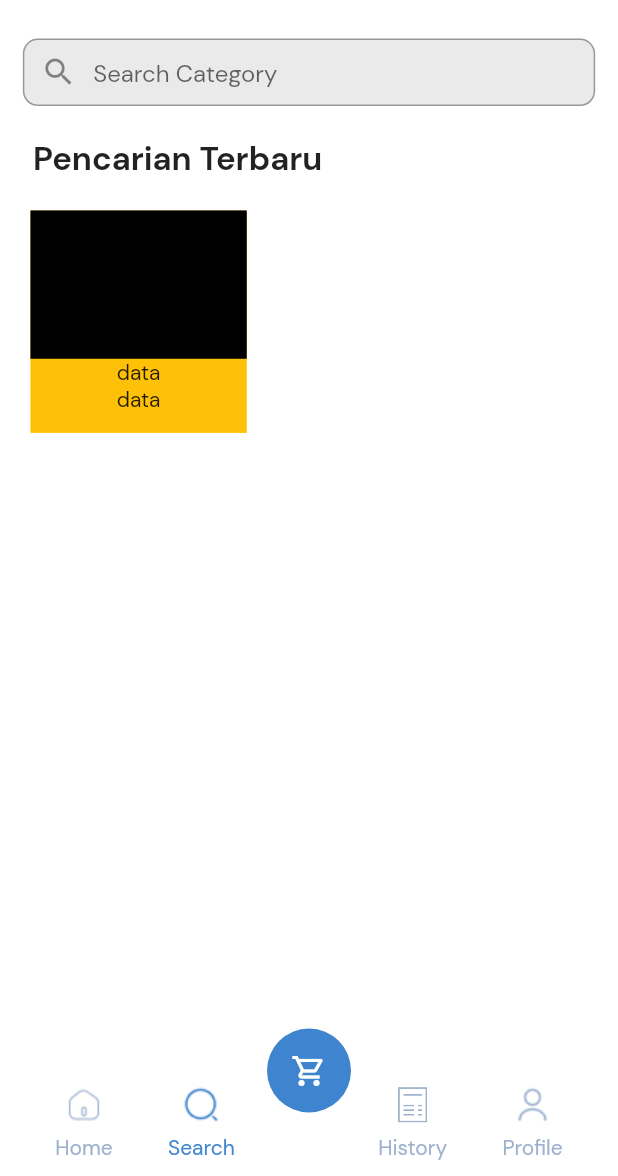
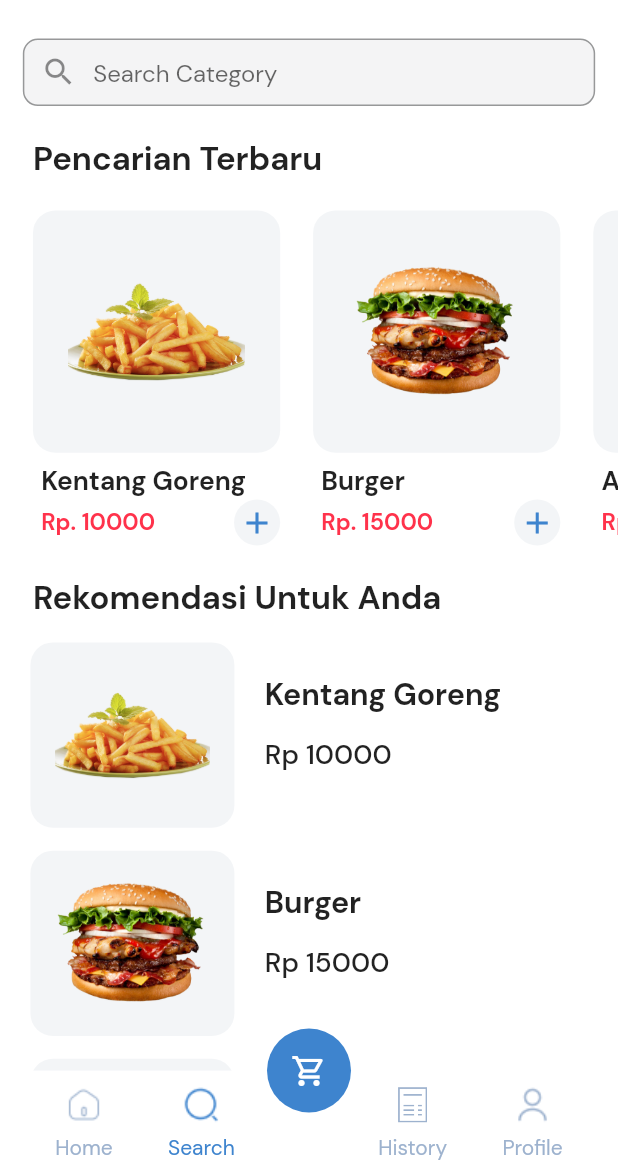
Before and after one commit to IKAI-TEAM/FrontEnd_EKantin, a Flutter app: the SearchScreen screen opened by its route, on a phone screen of 412 x 824 dp, the part 60-1236 px from its top. Run offline on Flutter 3.47's test engine with Material 2 defaults, Android fonts, the phone set to English and light mode, and no system bars; our stand-ins replace dropdown_search; missing offline and left inert: api_cache_manager, never_behind_keyboard; network calls fail.

Commit message:
don kasaran

```diff
--- a/e_kantin/lib/components/navbar.dart
+++ b/e_kantin/lib/components/navbar.dart
@@ -1,4 +1,3 @@
-import 'package:e_kantin/constants.dart';
 import 'package:e_kantin/screens/activity/activity_screen.dart';
 import 'package:e_kantin/screens/search/search_screen.dart';
 import 'package:e_kantin/screens/home/home_screen.dart';
--- a/e_kantin/lib/screens/activity/activity_screen.dart
+++ b/e_kantin/lib/screens/activity/activity_screen.dart
@@ -4,8 +4,6 @@ import 'package:e_kantin/components/rounded_button.dart';
 import 'package:e_kantin/constants.dart';
 import 'package:e_kantin/size_config.dart';
 import 'package:flutter/material.dart';
-import 'package:flutter/services.dart';
-import 'package:http/http.dart';
 
 class ActivityScreen extends StatelessWidget {
   static String routeName = "/activity";
--- a/e_kantin/lib/screens/home/components/home_header.dart
+++ b/e_kantin/lib/screens/home/components/home_header.dart
@@ -48,7 +48,7 @@ class HomeHeader extends StatelessWidget {
                   ),
                 ),
                 Text(
-                  "Nabeel Muhammad Diaz",
+                  "Demo E-Kantin",
                   style: TextStyle(
                     fontWeight: FontWeight.bold,
                     fontSize: getProportionateScreenHeight(18),
--- a/e_kantin/lib/screens/home/components/search_field.dart
+++ b/e_kantin/lib/screens/home/components/search_field.dart
@@ -16,7 +16,7 @@ class SearchField extends StatelessWidget {
         vertical: getProportionateScreenHeight(20),
       ),
       decoration: BoxDecoration(
-        color: kTextColor.withOpacity(0.2),
+        color: kTextColor.withOpacity(0.1),
         border: Border.all(color: kTextColor),
         borderRadius: BorderRadius.circular(10),
       ),
--- a/e_kantin/lib/screens/payment/payment_success.dart
+++ b/e_kantin/lib/screens/payment/payment_success.dart
@@ -1,5 +1,4 @@
 import 'package:e_kantin/components/rounded_button.dart';
-import 'package:e_kantin/constants.dart';
 import 'package:e_kantin/size_config.dart';
 import 'package:flutter/material.dart';
 
@@ -86,7 +85,7 @@ class PaymentSuccess extends StatelessWidget {
                           SizedBox(
                             height: getProportionateScreenHeight(3),
                           ),
-                          Text(
+                          const Text(
                             'Tunggu diantarkan oleh pengirim',
                             style: TextStyle(
                               color: Colors.black87,
@@ -141,7 +140,7 @@ class PaymentSuccess extends StatelessWidget {
                           SizedBox(
                             height: getProportionateScreenHeight(3),
                           ),
-                          Flexible(
+                          const Flexible(
                             child: Text(
                               'Penjual menyiapkan pesanan\ndan akan segera dikirim.',
                               softWrap: true,
--- /dev/null
+++ b/e_kantin/lib/screens/search/components/product_list.dart
@@ -0,0 +1,69 @@
+import 'package:e_kantin/constants.dart';
+import 'package:e_kantin/models/product.dart';
+import 'package:e_kantin/size_config.dart';
+import 'package:flutter/material.dart';
+
+class ProductInSearch extends StatelessWidget {
+  const ProductInSearch({
+    super.key,
+    required this.product,
+  });
+  final Product product;
+
+  @override
+  Widget build(BuildContext context) {
+    return Container(
+      margin: EdgeInsets.only(
+        top: getProportionateScreenHeight(15),
+      ),
+      width: SizeConfig.screenWidth,
+      height: SizeConfig.screenWidth * 0.3,
+      child: Row(
+        children: [
+          Container(
+            padding: EdgeInsets.all(
+              getProportionateScreenHeight(10),
+            ),
+            height: SizeConfig.screenWidth * 0.3,
+            width: SizeConfig.screenWidth * 0.33,
+            decoration: BoxDecoration(
+              color: kSecondaryColor,
+              borderRadius: BorderRadius.circular(15),
+            ),
+            child: Image(
+              image: AssetImage(product.images[0]),
+            ),
+          ),
+          SizedBox(
+            width: getProportionateScreenHeight(20),
+          ),
+          Column(
+            mainAxisAlignment: MainAxisAlignment.center,
+            crossAxisAlignment: CrossAxisAlignment.start,
+            children: [
+              Text(
+                '${product.title}',
+                style: TextStyle(
+                  fontWeight: FontWeight.w600,
+                  fontSize: getProportionateScreenHeight(20),
+                ),
+              ),
+              Padding(
+                padding: EdgeInsets.symmetric(
+                  vertical: getProportionateScreenHeight(15),
+                ),
+                child: Text(
+                  'Rp ${product.price}',
+                  style: TextStyle(
+                    fontWeight: FontWeight.w500,
+                    fontSize: getProportionateScreenHeight(18),
+                  ),
+                ),
+              ),
+            ],
+          )
+        ],
+      ),
+    );
+  }
+}
--- a/e_kantin/lib/screens/search/search_screen.dart
+++ b/e_kantin/lib/screens/search/search_screen.dart
@@ -1,8 +1,11 @@
 import 'package:e_kantin/components/fab.dart';
 import 'package:e_kantin/components/navbar.dart';
+import 'package:e_kantin/models/product.dart';
+import 'package:e_kantin/screens/home/components/product_view.dart';
 import 'package:e_kantin/screens/home/components/search_field.dart';
 import 'package:e_kantin/screens/home/components/section_title.dart';
 import 'package:e_kantin/screens/menu/menu_screen.dart';
+import 'package:e_kantin/screens/search/components/product_list.dart';
 import 'package:e_kantin/size_config.dart';
 import 'package:flutter/material.dart';
 
@@ -13,7 +16,8 @@ class SearchScreen extends StatelessWidget {
   @override
   Widget build(BuildContext context) {
     return Scaffold(
-      body: SizedBox(
+      body: SingleChildScrollView(
+        child: SizedBox(
           width: double.infinity,
           height: SizeConfig.screenHeight,
           child: Column(
@@ -25,33 +29,32 @@ class SearchScreen extends StatelessWidget {
                   Navigator.pushNamed(context, MenuScreen.routeName);
                 },
               ),
-            Padding(
+              const ProductCarousel(),
+              SectionTitle(
+                tap: false,
+                text: "Rekomendasi Untuk Anda",
+                press: () {
+                  Navigator.pushNamed(context, MenuScreen.routeName);
+                },
+              ),
+              Container(
+                width: double.infinity,
                 padding: EdgeInsets.symmetric(
-                vertical: getProportionateScreenHeight(20),
                   horizontal: getProportionateScreenHeight(20),
                 ),
-              child: Row(
-                children: [
-                  Container(
-                    height: SizeConfig.screenHeight * 0.18,
-                    width: SizeConfig.screenWidth * 0.35,
-                    color: Colors.amber,
                 child: Column(
                   children: [
-                        Container(
-                          height: SizeConfig.screenHeight * 0.12,
-                          width: SizeConfig.screenWidth * 0.35,
-                          color: Colors.black,
-                        ),
-                        Text('data'),
-                        Text('data'),
-                      ],
+                    ...List.generate(
+                      demoProduct.length,
+                      (index) => ProductInSearch(
+                        product: demoProduct[index],
                       ),
                     )
                   ],
                 ),
               )
             ],
+          ),
         ),
       ),
       appBar: AppBar(
```
Also changed, not shown: e_kantin/lib/screens/cart/cart.dart (+5 -121 lines), e_kantin/lib/screens/cart/components/cart_item.dart (added, +120 -0 lines), e_kantin/lib/screens/home/components/home_body.dart (+1 -6 lines). Lines whose indentation alone changed are shown as unchanged.
